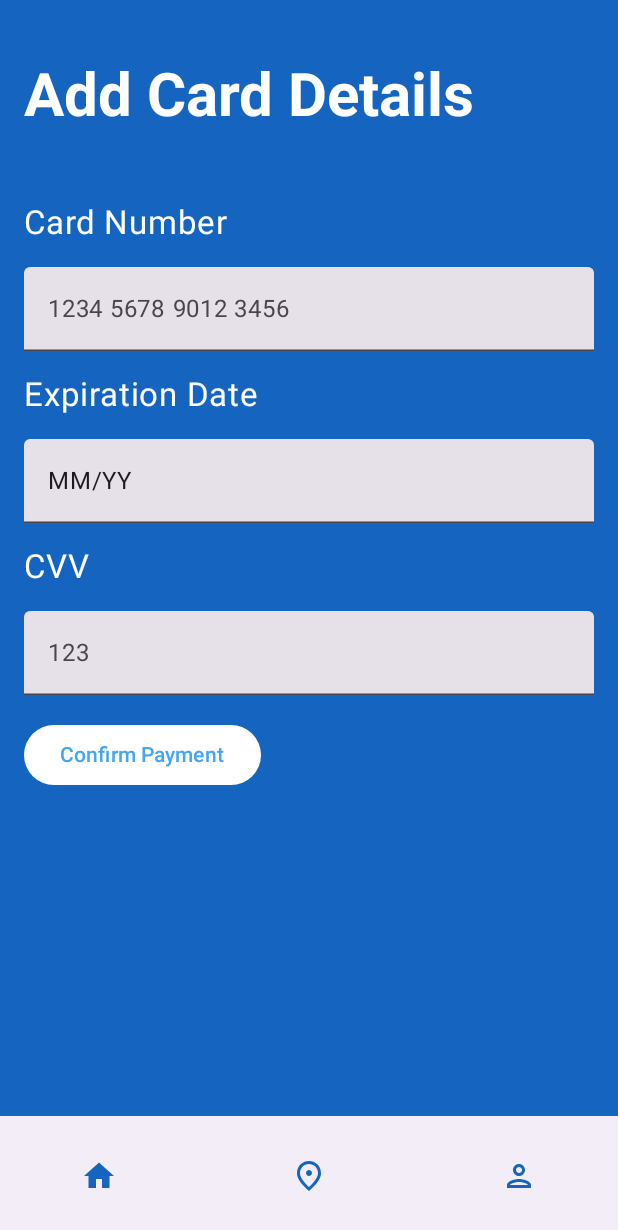
After one commit to valentinavalenzi/BestFlight, an Android app built with Jetpack Compose: the AddCardScreen screen opened through its navigation route, on a phone screen of 412 x 824 dp. The commit adds this screen. Shown: the top 1230 px of the screen. Run offline under Robolectric (Android 15) with nearby library versions, the phone set to English and light mode, and no system bars; our stand-ins replace Dagger/Hilt's generated code, Room's generated code; 4 statements that could not run were skipped.

Commit message:
Add payment method implemented

```diff
--- /dev/null
+++ b/app/src/main/java/com/example/bestflight/account/AccountViewModel.kt
@@ -0,0 +1,60 @@
+package com.example.bestflight.account
+
+import android.content.Context
+import androidx.lifecycle.ViewModel
+import androidx.lifecycle.asFlow
+import androidx.lifecycle.viewModelScope
+import com.example.bestflight.data.BestFlightDatabase
+import com.example.bestflight.data.Card
+import com.example.bestflight.data.PreferencesKeys
+import com.example.bestflight.data.getFromDataStore
+import dagger.hilt.android.lifecycle.HiltViewModel
+import dagger.hilt.android.qualifiers.ApplicationContext
+import kotlinx.coroutines.flow.Flow
+import kotlinx.coroutines.flow.MutableStateFlow
+import kotlinx.coroutines.flow.asStateFlow
+import kotlinx.coroutines.flow.combine
+import kotlinx.coroutines.launch
+import javax.inject.Inject
+
+@HiltViewModel
+class AccountViewModel @Inject constructor(
+    @ApplicationContext val context: Context,
+): ViewModel() {
+    private var _userName = MutableStateFlow("")
+    val userName = _userName.asStateFlow()
+
+    private val bestFlightDatabase = BestFlightDatabase.getDatabase(context)
+    val cardsList = bestFlightDatabase.cardDao().getAllCards().asFlow()
+
+    init {
+        getNameFromDataStore()
+    }
+    private fun getNameFromDataStore() {
+        viewModelScope.launch {
+            getFromDataStore(context, PreferencesKeys.USER_NAME_KEY).collect {
+                _userName.value = it ?: ""
+            }
+        }
+    }
+    fun saveToDataStore(username: String) {
+        viewModelScope.launch {
+            com.example.bestflight.data.saveToDataStore(context, username, PreferencesKeys.USER_NAME_KEY)
+            _userName.value = username
+        }
+    }
+
+    fun addCard(cardNumber: String, cardType: String, expirationDate: String, cvv: String) {
+        val newCard = Card(cardNumber = cardNumber, cardType = cardType, expirationDate = expirationDate, cvv = cvv)
+        viewModelScope.launch {
+            bestFlightDatabase.cardDao().insert(newCard)
+        }
+    }
+
+    fun deleteCard(card: Card) {
+        viewModelScope.launch {
+            bestFlightDatabase.cardDao().delete(card)
+        }
+    }
+
+}
--- /dev/null
+++ b/app/src/main/java/com/example/bestflight/addCardDetails/AddCardScreen.kt
@@ -0,0 +1,201 @@
+package com.example.bestflight.addCardDetails
+
+import android.widget.Toast
+import androidx.compose.foundation.Image
+import androidx.compose.foundation.layout.*
+import androidx.compose.ui.Modifier
+import androidx.compose.ui.res.painterResource
+import androidx.compose.ui.tooling.preview.Preview
+import androidx.compose.foundation.layout.Box
+import androidx.compose.foundation.layout.Column
+import androidx.compose.foundation.layout.fillMaxSize
+import androidx.compose.foundation.layout.fillMaxWidth
+import androidx.compose.foundation.layout.padding
+import androidx.compose.material3.Button
+import androidx.compose.material3.ButtonDefaults
+import androidx.compose.material3.Text
+import androidx.compose.material3.TextField
+import androidx.compose.runtime.Composable
+import androidx.compose.runtime.getValue
+import androidx.compose.runtime.mutableStateOf
+import androidx.compose.runtime.remember
+import androidx.compose.runtime.setValue
+import androidx.compose.ui.res.stringResource
+import androidx.compose.ui.text.TextRange
+import androidx.compose.ui.text.TextStyle
+import androidx.compose.ui.text.font.FontFamily
+import androidx.compose.ui.text.font.FontWeight
+import com.example.bestflight.R
+import com.example.bestflight.ui.theme.White
+import com.example.bestflight.ui.theme.largeText
+import com.example.bestflight.ui.theme.size16dp
+import com.example.bestflight.ui.theme.size24dp
+import com.example.bestflight.ui.theme.size48dp
+import com.example.bestflight.ui.theme.size50sp
+import com.example.bestflight.ui.theme.superLargeText
+import androidx.compose.ui.text.input.TextFieldValue
+import com.example.bestflight.ui.theme.size36dp
+import com.example.bestflight.ui.theme.size8dp
+import androidx.hilt.navigation.compose.hiltViewModel
+import androidx.navigation.NavController
+import androidx.navigation.compose.rememberNavController
+import com.example.bestflight.account.AccountViewModel
+import com.example.bestflight.navigation.BestFlightScreen
+import com.example.bestflight.ui.theme.MidBlue
+
+enum class CardType {
+    VISA, MASTERCARD, AMEX, UNKNOWN
+}
+
+@Composable
+fun AddCardScreen(navController: NavController) {
+    val viewModel = hiltViewModel<AccountViewModel>()
+
+    val context = androidx.compose.ui.platform.LocalContext.current
+    val initialExpDate = stringResource(id = R.string.mm_yy)
+
+    var cardNumber by remember { mutableStateOf("") }
+    var cardType by remember { mutableStateOf<CardType?>(null) }
+    var expDate by remember { mutableStateOf(TextFieldValue(text = initialExpDate)) }
+    var cvv by remember { mutableStateOf("") }
+
+    Column(
+        modifier = Modifier
+            .fillMaxSize()
+            .padding(size16dp)
+    ) {
+        Text(
+            text = stringResource(id = R.string.add_card),
+            fontSize = superLargeText,
+            color = White,
+            fontWeight = FontWeight.Bold,
+            style = TextStyle(
+                lineHeight = size50sp,
+                fontFamily = FontFamily.SansSerif
+            ),
+            modifier = Modifier.padding(top = size24dp)
+        )
+        Spacer(modifier = Modifier.height(size48dp))
+
+        // Card Number
+        Text(text = stringResource(id = R.string.card_number), fontSize = largeText, color = White, modifier = Modifier.padding(bottom = size16dp))
+        Box(modifier = Modifier.fillMaxWidth()) {
+            TextField(
+                value = cardNumber,
+                onValueChange = {
+                    if (it.length <= 16) {
+                        cardNumber = it
+                        cardType = detectCardType(it)
+                    }
+                },
+                placeholder = { Text(text = stringResource(id = R.string.card_number_example)) },
+                modifier = Modifier
+                    .fillMaxWidth(),
+                trailingIcon = {
+                    if (cardType != null) {
+                        when (cardType) {
+                            CardType.VISA -> CardLogo(R.drawable.visa_logo)
+                            CardType.MASTERCARD -> CardLogo(R.drawable.mastercard_logo)
+                            CardType.AMEX -> CardLogo(R.drawable.amex_logo)
+                            else -> {
+                                CardLogo(logoRes = R.drawable.card)}
+                        }
+                    }
+                }
+            )
+        }
+
+        Spacer(modifier = Modifier.height(size16dp))
+
+        // Expiration Date Input
+        Text(text = stringResource(id = R.string.exp_date), fontSize = largeText, color = White, modifier = Modifier.padding(bottom = size16dp))
+        TextField(
+            value = expDate,
+            onValueChange = { newValue ->
+                expDate = formatExpiryDate(newValue)
+            },
+            placeholder = { R.string.mm_yy },
+            modifier = Modifier.fillMaxWidth()
+        )
+        Spacer(modifier = Modifier.height(size16dp))
+
+        // CVV Input
+        Text(text = stringResource(id = R.string.cvv), fontSize = largeText, color = White, modifier = Modifier.padding(bottom = size16dp))
+        TextField(
+            value = cvv,
+            onValueChange = { newValue ->
+                if (newValue.length <= 4) {
+                    cvv = newValue
+                }
+            },
+            placeholder = { Text(text = stringResource(id = R.string.cvv_example)) },
+            modifier = Modifier.fillMaxWidth()
+        )
+
+        // Confirm Button
+        Spacer(modifier = Modifier.height(size16dp))
+        Button(
+            onClick = {
+                if(cardNumber.isNotEmpty() && expDate.toString().isNotEmpty() && cvv.isNotEmpty()) {
+                    viewModel.addCard(cardNumber, cardType.toString(), expDate.toString(), cvv)
+                    cardNumber = ""
+                    expDate = TextFieldValue(text = initialExpDate)
+                    cvv = ""
+                } else {
+                    Toast.makeText(context, R.string.fill_in, Toast.LENGTH_SHORT).show()
+                }
+                navController.navigate(BestFlightScreen.Account.name)
+                Toast.makeText(context, R.string.saved_card_details, Toast.LENGTH_SHORT).show()
+            },
+            colors = ButtonDefaults.buttonColors(containerColor = White)
+        ) {
+            Text(text = stringResource(id = R.string.confirm_payment), color = MidBlue)
+        }
+    }
+}
+
+@Composable
+fun CardLogo(logoRes: Int) {
+    Image(
+        painter = painterResource(id = logoRes),
+        contentDescription = "Card Logo",
+        modifier = Modifier
+            .padding(size8dp)
+            .size(size36dp)
+    )
+}
+
+// Card Type Detection Logic
+fun detectCardType(cardNumber: String): CardType {
+    return when {
+        cardNumber.startsWith("4") -> CardType.VISA
+        cardNumber.startsWith("5") -> CardType.MASTERCARD
+        cardNumber.startsWith("3") -> CardType.AMEX
+        else -> CardType.UNKNOWN
+    }
+}
+
+@Preview(showBackground = true)
+@Composable
+fun AddCardScreenPreview() {
+    val mockNavController = rememberNavController()
+    AddCardScreen(mockNavController)
+}
+
+fun formatExpiryDate(input: TextFieldValue): TextFieldValue {
+    val digitsOnly = input.text.filter { it.isDigit() }
+    val month = digitsOnly.take(2)
+    val year = digitsOnly.drop(2).take(2)
+
+    val formattedText = when {
+        digitsOnly.isEmpty() -> ""
+        digitsOnly.length <= 2 -> month
+        else -> "$month/$year"
+    }
+    val cursorPosition = formattedText.length
+
+    return TextFieldValue(
+        text = formattedText,
+        selection = TextRange(cursorPosition)
+    )
+}
--- /dev/null
+++ b/app/src/main/java/com/example/bestflight/data/CardDAO.kt
@@ -0,0 +1,22 @@
+package com.example.bestflight.data
+
+import androidx.lifecycle.LiveData
+import androidx.room.Dao
+import androidx.room.Delete
+import androidx.room.Insert
+import androidx.room.Query
+import androidx.room.Update
+
+@Dao
+interface CardDAO {
+    @Insert
+    suspend fun insert(card: Card)
+    @Update
+    suspend fun update(card: Card)
+    @Delete
+    suspend fun delete(card: Card)
+    @Query("SELECT * FROM Card")
+    fun getAllCards(): LiveData<List<Card>>
+    @Query("SELECT * FROM Card WHERE id = :cardId LIMIT 1")
+    suspend fun getCardById(cardId: Int): Card?
+}
--- a/app/src/main/java/com/example/bestflight/flightDetails/FlightDetail.kt
+++ b/app/src/main/java/com/example/bestflight/flightDetails/FlightDetail.kt
@@ -215,9 +215,3 @@ fun FlightInfoRow(label: String, value: String) {
         )
     }
 }
-
-//@Preview
-//@Composable
-//fun FlightDetailPreview() {
-//    FlightDetail(flightId = "1")
-//}
--- a/app/src/main/java/com/example/bestflight/navigation/BestFlightScreen.kt
+++ b/app/src/main/java/com/example/bestflight/navigation/BestFlightScreen.kt
@@ -4,5 +4,6 @@ enum class BestFlightScreen {
     Home,
     MyTrips,
     Account,
-    FlightDetail
+    FlightDetail,
+    AddCard
 }
--- a/app/src/main/java/com/example/bestflight/navigation/BottomBar.kt
+++ b/app/src/main/java/com/example/bestflight/navigation/BottomBar.kt
@@ -42,8 +42,13 @@ fun BottomBar(
         selectedIcon = Icons.Filled.Place,
         unselectedIcon = Icons.Outlined.Place
     )
+    val myAccountTab = TabBarItem(
+        title = BestFlightScreen.Account.name,
+        selectedIcon = Icons.Filled.Person,
+        unselectedIcon = Icons.Outlined.Person
+    )
 
-    val tabBarItems = listOf(homeTab, myTripsTab)
+    val tabBarItems = listOf(homeTab, myTripsTab, myAccountTab)
 
     TabView(tabBarItems, onNavigate)
 }
--- a/app/src/main/java/com/example/bestflight/navigation/NavHost.kt
+++ b/app/src/main/java/com/example/bestflight/navigation/NavHost.kt
@@ -8,9 +8,11 @@ import androidx.navigation.NavHostController
 import androidx.navigation.compose.NavHost
 import androidx.compose.ui.Modifier
 import androidx.navigation.compose.composable
+import com.example.bestflight.account.Account
 import com.example.bestflight.flightDetails.FlightDetail
 import com.example.bestflight.home.Home
 import com.example.bestflight.myTrips.MyTrips
+import com.example.bestflight.addCardDetails.AddCardScreen
 
 @Composable
 fun NavHostComposable(innerPadding: PaddingValues, navController: NavHostController) {
@@ -32,6 +34,9 @@ fun NavHostComposable(innerPadding: PaddingValues, navController: NavHostControl
                 navController.navigate("${BestFlightScreen.FlightDetail.name}/$flightId")
             })
         }
+        composable(route = BestFlightScreen.Account.name) {
+            Account(navController)
+        }
         composable(
             route = "${BestFlightScreen.FlightDetail.name}/{flightId}",
         ) { backStackEntry ->
@@ -40,5 +45,8 @@ fun NavHostComposable(innerPadding: PaddingValues, navController: NavHostControl
                 FlightDetail(flightId = id, navController)
             }
         }
+        composable(route = BestFlightScreen.AddCard.name) {
+            AddCardScreen(navController)
+        }
     }
 }
--- a/app/src/main/java/com/example/bestflight/ui/theme/Dimension.kt
+++ b/app/src/main/java/com/example/bestflight/ui/theme/Dimension.kt
@@ -25,7 +25,10 @@ val size16dp = 16.dp
 val size18dp = 18.dp
 val size20dp = 20.dp
 val size24dp = 24.dp
+val size36dp = 36.dp
 val size48dp = 48.dp
+val size52dp = 52.dp
+val size56dp = 56.dp
 val size64dp = 64.dp
 val size70dp = 70.dp
 val size250dp = 250.dp
--- a/app/src/main/res/values/strings.xml
+++ b/app/src/main/res/values/strings.xml
@@ -39,4 +39,18 @@
     <string name="trip_deleted_successfully">Trip deleted successfully!</string>
     <string name="biom_auth">Biometric Authentication</string>
     <string name="log_in_biom_cred">Log in using your biometric credentials</string>
+    <string name="add_payment_method">Add Payment Method</string>
+    <string name="add_card">Add Card Details</string>
+    <string name="payment_methods">Current payment methods:</string>
+    <string name="card_number">Card Number</string>
+    <string name="exp_date">Expiration Date</string>
+    <string name="cvv" translatable="false">CVV</string>
+    <string name="confirm_payment">Confirm Payment</string>
+    <string name="ending_in">Ending in</string>
+    <string name="no_cards">You have no cards added yet!</string>
+    <string name="mm_yy">MM/YY</string>
+    <string name="cvv_example" translatable="false">123</string>
+    <string name="card_number_example" translatable="false">1234 5678 9012 3456</string>
+    <string name="fill_in">Please fill in all fields</string>
+    <string name="saved_card_details">Saved card details</string>
 </resources>
```
Also changed, not shown: app/src/main/java/com/example/bestflight/account/Account.kt (added, +158 -0 lines), app/src/main/java/com/example/bestflight/addCardDetails/CardDetails.kt (added, +8 -0 lines), app/src/main/java/com/example/bestflight/data/Entities.kt (+10 -0 lines), app/src/main/java/com/example/bestflight/data/RemoteDataStorage.kt (+23 -2 lines), app/src/main/res/drawable/amex_logo.png (added), app/src/main/res/drawable/card.png (added), app/src/main/res/drawable/mastercard_logo.png (added), app/src/main/res/drawable/visa_logo.png (added), 2 other files.
